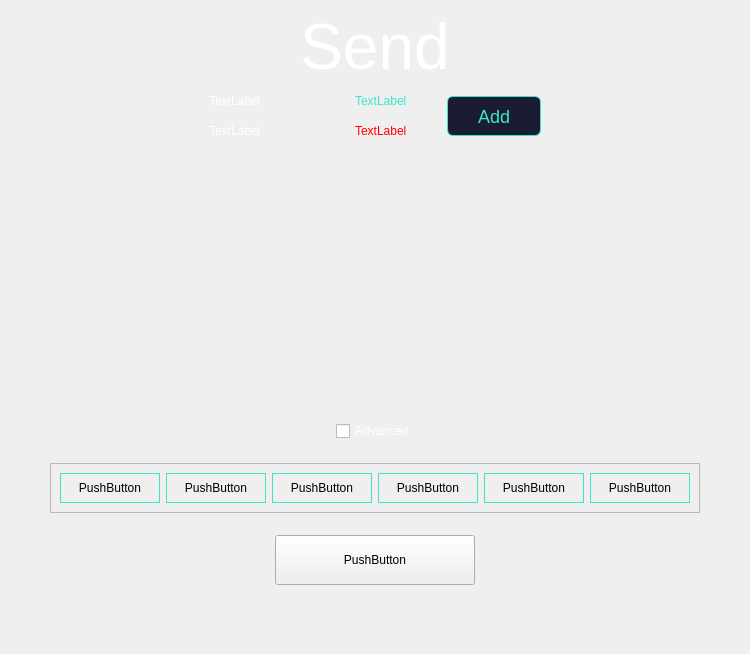
This is src/qt/forms/send.ui in eons-finance/ALQO as Qt 5 draws it before an edit. The edited form follows.
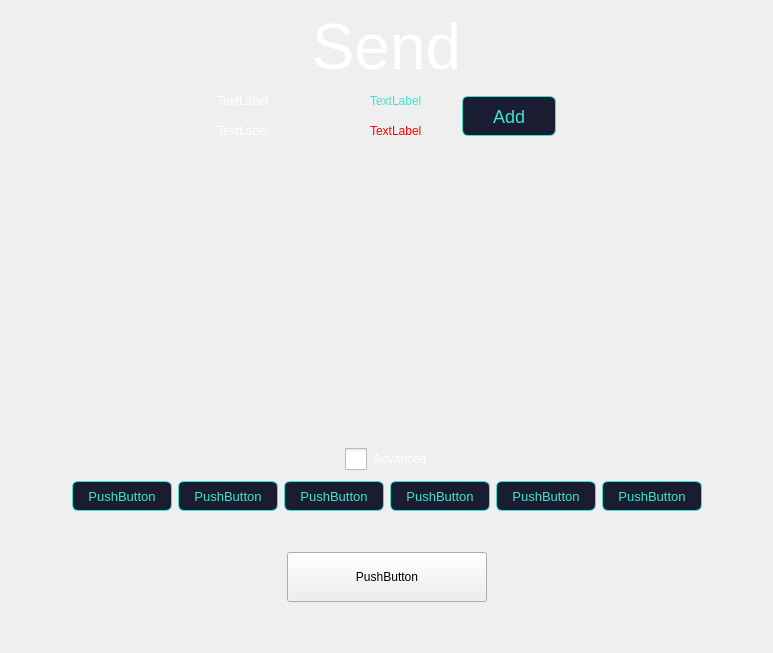
This is the edited form. Icons and pictures are not drawn.

Patch:
```diff
--- a/src/qt/forms/send.ui
+++ b/src/qt/forms/send.ui
@@ -6,8 +6,8 @@
    <rect>
     <x>0</x>
     <y>0</y>
-    <width>750</width>
-    <height>654</height>
+    <width>773</width>
+    <height>653</height>
    </rect>
   </property>
   <property name="windowTitle">
@@ -27,7 +27,7 @@
       </widget>
      </item>
      <item>
-      <layout class="QVBoxLayout" name="verticalLayout_22" stretch="0,0,0,0,0,0,0,0,0,0">
+      <layout class="QVBoxLayout" name="verticalLayout_22" stretch="0,0,0,0,0,0,0">
        <property name="spacing">
         <number>0</number>
        </property>
@@ -193,7 +193,7 @@
         </layout>
        </item>
        <item>
-        <layout class="QVBoxLayout" name="verticalLayout_4">
+        <layout class="QHBoxLayout" name="horizontalLayout">
          <item>
           <widget class="QScrollArea" name="scrollArea">
            <property name="minimumSize">
@@ -270,6 +270,12 @@
        </item>
        <item>
         <layout class="QHBoxLayout" name="horizontalLayout_2">
+         <property name="topMargin">
+          <number>10</number>
+         </property>
+         <property name="bottomMargin">
+          <number>10</number>
+         </property>
          <item>
           <spacer name="horizontalSpacer_2">
            <property name="orientation">
@@ -286,11 +292,30 @@
          <item>
           <widget class="QCheckBox" name="checkBoxAdv">
            <property name="styleSheet">
-            <string notr="true">color:white;</string>
+            <string notr="true">QCheckBox {
+color:white;
+}
+QCheckBox::indicator {
+     width: 22px;
+     height: 22px;
+ }
+
+  QCheckBox::indicator:checked
+  {
+    image: url(://ic-check-active);
+  }
+  QCheckBox::indicator:unchecked
+  {
+    image: url(://ic-check-box);
+  }
+</string>
            </property>
            <property name="text">
             <string>Advanced</string>
            </property>
+           <property name="checked">
+            <bool>false</bool>
+           </property>
           </widget>
          </item>
          <item>
@@ -308,19 +333,6 @@
          </item>
         </layout>
        </item>
-       <item>
-        <spacer name="verticalSpacer_5">
-         <property name="orientation">
-          <enum>Qt::Vertical</enum>
-         </property>
-         <property name="sizeHint" stdset="0">
-          <size>
-           <width>20</width>
-           <height>40</height>
-          </size>
-         </property>
-        </spacer>
-       </item>
        <item>
         <layout class="QHBoxLayout" name="horizontalLayout_3">
          <item>
@@ -338,6 +350,15 @@
          </item>
          <item>
           <widget class="QFrame" name="advframe">
+           <property name="sizePolicy">
+            <sizepolicy hsizetype="Preferred" vsizetype="Fixed">
+             <horstretch>0</horstretch>
+             <verstretch>0</verstretch>
+            </sizepolicy>
+           </property>
+           <property name="styleSheet">
+            <string notr="true">background: transparent;</string>
+           </property>
            <property name="frameShape">
             <enum>QFrame::StyledPanel</enum>
            </property>
@@ -345,6 +366,18 @@
             <enum>QFrame::Raised</enum>
            </property>
            <layout class="QVBoxLayout" name="verticalLayout">
+            <property name="leftMargin">
+             <number>0</number>
+            </property>
+            <property name="topMargin">
+             <number>0</number>
+            </property>
+            <property name="rightMargin">
+             <number>0</number>
+            </property>
+            <property name="bottomMargin">
+             <number>0</number>
+            </property>
             <item>
              <layout class="QHBoxLayout" name="horizontalLayout_20">
               <property name="spacing">
@@ -369,7 +402,20 @@
                 </property>
                 <property name="styleSheet">
                  <string notr="true">
-    border: 1px solid #3de4cd;</string>
+QPushButton {
+    color: #3de4cd;
+    border: 1px solid #3de4cd;
+    border-radius: 6px;
+    background-color:  rgb(26, 29, 49);
+    padding:4px 10px;
+    font-size: 13px;
+}
+
+QPushButton:hover {
+    color: #1a1d31;
+    background-color: #3de4cd;
+}
+</string>
                 </property>
                 <property name="text">
                  <string>PushButton</string>
@@ -392,7 +438,20 @@
                 </property>
                 <property name="styleSheet">
                  <string notr="true">
-    border: 1px solid #3de4cd;</string>
+QPushButton {
+    color: #3de4cd;
+    border: 1px solid #3de4cd;
+    border-radius: 6px;
+    background-color:  rgb(26, 29, 49);
+    padding:4px 10px;
+    font-size: 13px;
+}
+
+QPushButton:hover {
+    color: #1a1d31;
+    background-color: #3de4cd;
+}
+</string>
                 </property>
                 <property name="text">
                  <string>PushButton</string>
@@ -415,7 +474,20 @@
                 </property>
                 <property name="styleSheet">
                  <string notr="true">
-    border: 1px solid #3de4cd;</string>
+QPushButton {
+    color: #3de4cd;
+    border: 1px solid #3de4cd;
+    border-radius: 6px;
+    background-color:  rgb(26, 29, 49);
+    padding:4px 10px;
+    font-size: 13px;
+}
+
+QPushButton:hover {
+    color: #1a1d31;
+    background-color: #3de4cd;
+}
+</string>
                 </property>
                 <property name="text">
                  <string>PushButton</string>
@@ -438,7 +510,20 @@
                 </property>
                 <property name="styleSheet">
                  <string notr="true">
-    border: 1px solid #3de4cd;</string>
+QPushButton {
+    color: #3de4cd;
+    border: 1px solid #3de4cd;
+    border-radius: 6px;
+    background-color:  rgb(26, 29, 49);
+    padding:4px 10px;
+    font-size: 13px;
+}
+
+QPushButton:hover {
+    color: #1a1d31;
+    background-color: #3de4cd;
+}
+</string>
                 </property>
                 <property name="text">
                  <string>PushButton</string>
@@ -464,7 +549,20 @@
                 </property>
                 <property name="styleSheet">
                  <string notr="true">
-    border: 1px solid #3de4cd;</string>
+QPushButton {
+    color: #3de4cd;
+    border: 1px solid #3de4cd;
+    border-radius: 6px;
+    background-color:  rgb(26, 29, 49);
+    padding:4px 10px;
+    font-size: 13px;
+}
+
+QPushButton:hover {
+    color: #1a1d31;
+    background-color: #3de4cd;
+}
+</string>
                 </property>
                 <property name="text">
                  <string>PushButton</string>
@@ -493,7 +591,20 @@
                 </property>
                 <property name="styleSheet">
                  <string notr="true">
-    border: 1px solid #3de4cd;</string>
+QPushButton {
+    color: #3de4cd;
+    border: 1px solid #3de4cd;
+    border-radius: 6px;
+    background-color:  rgb(26, 29, 49);
+    padding:4px 10px;
+    font-size: 13px;
+}
+
+QPushButton:hover {
+    color: #1a1d31;
+    background-color: #3de4cd;
+}
+</string>
                 </property>
                 <property name="text">
                  <string>PushButton</string>
@@ -525,6 +636,9 @@
          <property name="orientation">
           <enum>Qt::Vertical</enum>
          </property>
+         <property name="sizeType">
+          <enum>QSizePolicy::Fixed</enum>
+         </property>
          <property name="sizeHint" stdset="0">
           <size>
            <width>20</width>
@@ -582,44 +696,14 @@
          </item>
         </layout>
        </item>
-       <item>
-        <spacer name="verticalSpacer">
-         <property name="orientation">
-          <enum>Qt::Vertical</enum>
-         </property>
-         <property name="sizeType">
-          <enum>QSizePolicy::Fixed</enum>
-         </property>
-         <property name="sizeHint" stdset="0">
-          <size>
-           <width>20</width>
-           <height>16</height>
-          </size>
-         </property>
-        </spacer>
-       </item>
-       <item>
-        <layout class="QHBoxLayout" name="horizontalLayout">
-         <item>
-          <spacer name="horizontalSpacer_4">
-           <property name="orientation">
-            <enum>Qt::Horizontal</enum>
-           </property>
-           <property name="sizeHint" stdset="0">
-            <size>
-             <width>40</width>
-             <height>20</height>
-            </size>
-           </property>
-          </spacer>
-         </item>
-        </layout>
-       </item>
        <item>
         <spacer name="verticalSpacer_3">
          <property name="orientation">
           <enum>Qt::Vertical</enum>
          </property>
+         <property name="sizeType">
+          <enum>QSizePolicy::Fixed</enum>
+         </property>
          <property name="sizeHint" stdset="0">
           <size>
            <width>20</width>
```
Left out of the diff: 2 changed lines with no effect on the pictures.
